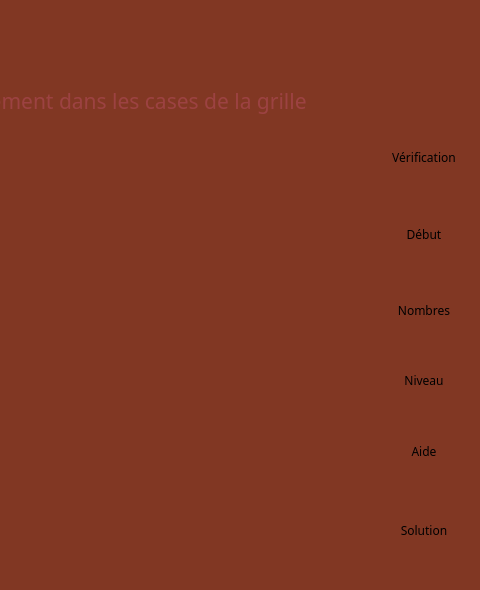
Txikilinux/leterrier-fubuki, file src/mainwindow.ui: the form before one commit; both pictures show x 544 to 1024 and y 0 to 590 of the 1024 by 590 pixel window.
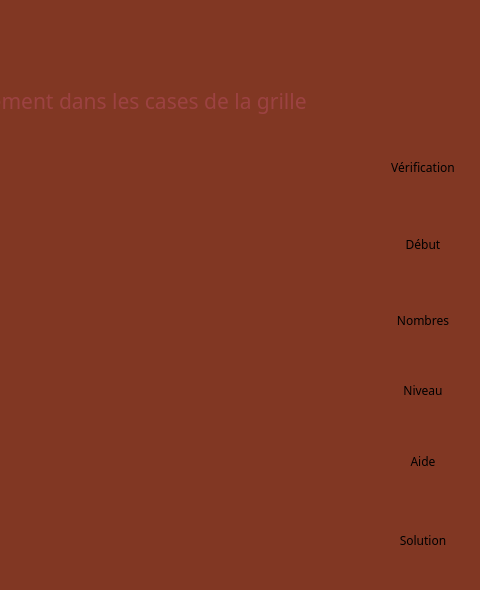
The form after the commit. Icons and pictures are not drawn. Custom widgets are drawn as their Qt base class.

```diff
--- a/src/mainwindow.ui
+++ b/src/mainwindow.ui
@@ -1398,8 +1398,8 @@
           <widget class="QFrame" name="frmIcones">
            <property name="geometry">
             <rect>
-             <x>923</x>
-             <y>76</y>
+             <x>922</x>
+             <y>86</y>
              <width>90</width>
              <height>461</height>
             </rect>
@@ -1993,10 +1993,10 @@
           <widget class="QLabel" name="lblLevel">
            <property name="geometry">
             <rect>
-             <x>927</x>
-             <y>8</y>
-             <width>80</width>
-             <height>64</height>
+             <x>883</x>
+             <y>4</y>
+             <width>132</width>
+             <height>538</height>
             </rect>
            </property>
            <property name="text">
```
